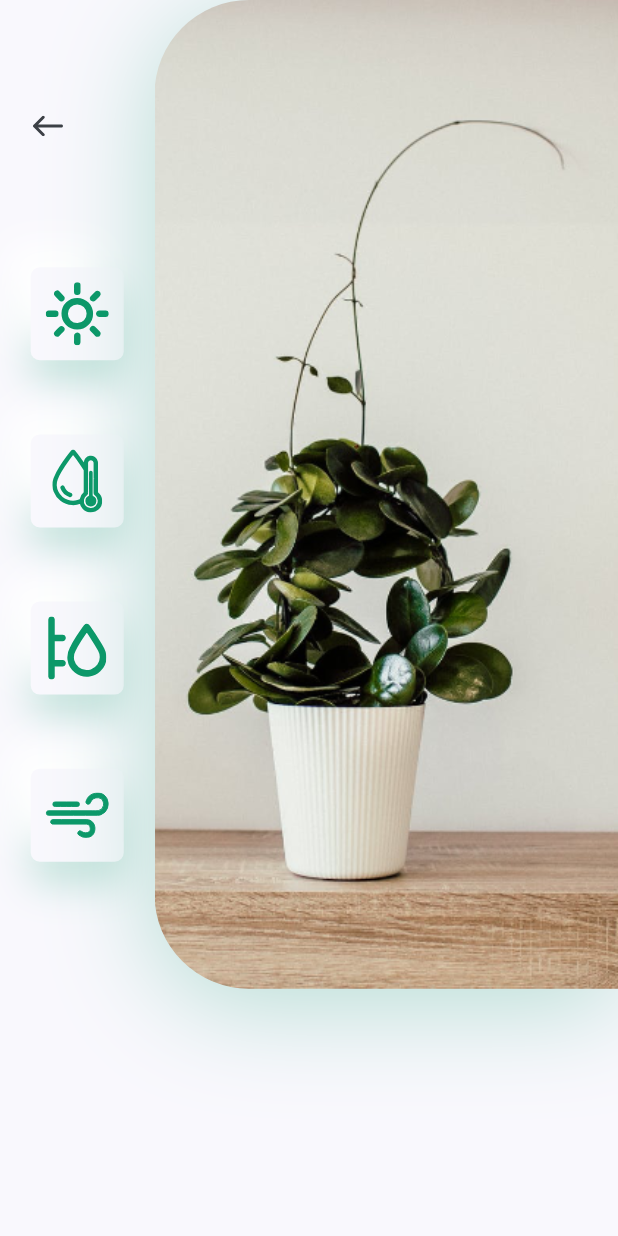
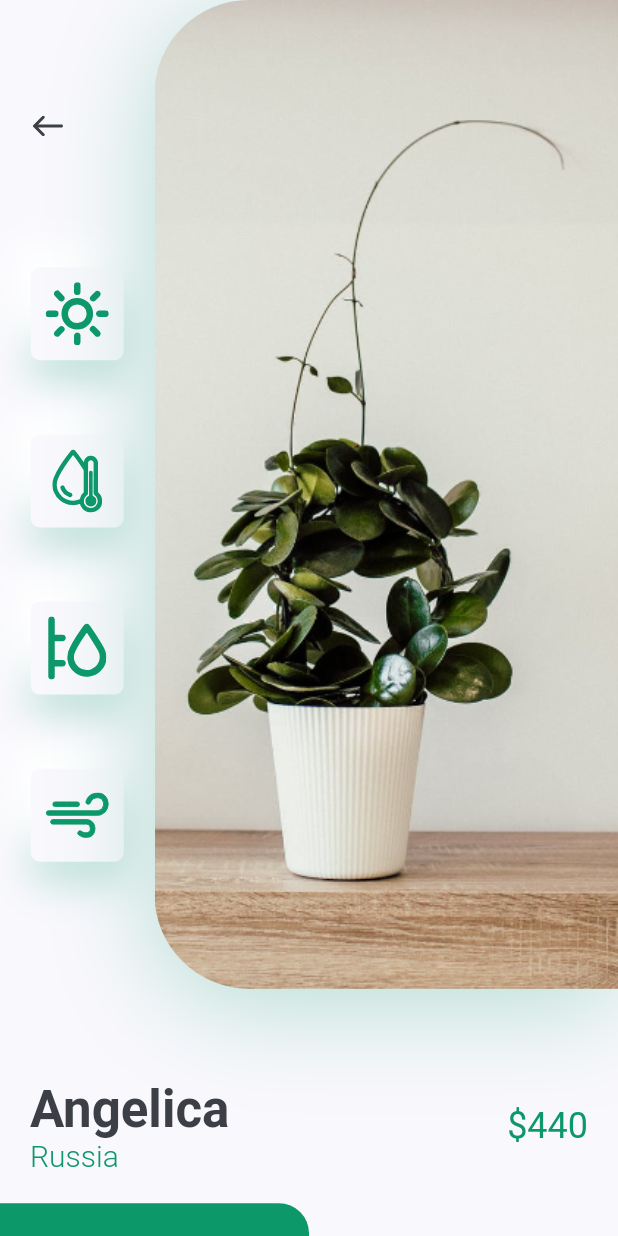
Before and after one commit to javyliu/plant_app, a Flutter app: the DetailsScreen screen opened directly, on a phone screen of 412 x 824 dp. Run offline on Flutter 3.47's test engine with Material 2 defaults, Android fonts, the phone set to English and light mode, and no system bars; our stand-ins replace flutter_svg.

Commit message:
complete detail page

```diff
--- a/lib/screens/details/components/body.dart
+++ b/lib/screens/details/components/body.dart
@@ -3,6 +3,8 @@ import 'package:flutter_svg/flutter_svg.dart';
 import 'package:plant_app/constants.dart';
 
 import 'icon_card.dart';
+import 'image_and_icons.dart';
+import 'title_and_price.dart';
 
 class Body extends StatelessWidget {
   @override
@@ -11,58 +13,43 @@ class Body extends StatelessWidget {
     return SingleChildScrollView(
       child: Column(
         children: <Widget>[
+          ImageAndIcons(size: size),
+          TitleAndPrice(
+            title: "Angelica",
+            country: "Russia",
+            price: 440,
+          ),
           SizedBox(
-            height: size.height * 0.8,
-            child: Row(
+            height: defaultPadding,
+          ),
+          Row(
             children: <Widget>[
-                Expanded(
-                  child: Padding(
-                    padding: const EdgeInsets.symmetric(vertical: defaultPadding * 3),
-                    child: Column(
-                      children: <Widget>[
-                        Align(
-                          alignment: Alignment.topLeft,
-                          child: IconButton(
-                            padding: EdgeInsets.symmetric(horizontal: defaultPadding),
-                            icon: SvgPicture.asset("assets/icons/back_arrow.svg"),
-                            onPressed: () => Navigator.pop(context),
+              SizedBox(
+                width: size.width / 2,
+                height: 84,
+                child: FlatButton(
+                  shape: RoundedRectangleBorder(
+                    borderRadius: BorderRadius.only(
+                      topRight: Radius.circular(20),
                     ),
                   ),
-                        Spacer(),
-                        IconCard(icon: "assets/icons/sun.svg",),
-                        IconCard(icon: "assets/icons/icon_2.svg",),
-                        IconCard(icon: "assets/icons/icon_3.svg",),
-                        IconCard(icon: "assets/icons/icon_4.svg",),
-                      ],
+                  color: primaryColor,
+                  onPressed: () {},
+                  child: Text(
+                    "Buy Now",
+                    style: TextStyle(color: Colors.white, fontSize: 16,),
                   ),
                 ),
               ),
-                Container(
-                  height: size.height * 0.8,
-                  width: size.width * 0.75,
-                  decoration: BoxDecoration(
-                    borderRadius: BorderRadius.only(
-                      topLeft: Radius.circular(63),
-                      bottomLeft: Radius.circular(63),
+              Expanded(
+                child: FlatButton(
+                  onPressed: () => null,
+                  child: Text(
+                    "Description"
                   ),
-                    boxShadow: [
-                      BoxShadow(
-                        offset: Offset(0,10),
-                        blurRadius: 60,
-                        color: primaryColor.withOpacity(0.29),
-
-                      )
-                    ],
-                    image: DecorationImage(
-                      image: AssetImage("assets/images/img.png"),
-                      fit: BoxFit.cover,
-                      alignment: Alignment.centerLeft
-                    )
-
                 ),
               )
             ],
-            ),
           )
         ],
       ),
--- /dev/null
+++ b/lib/screens/details/components/image_and_icons.dart
@@ -0,0 +1,76 @@
+import 'package:flutter/material.dart';
+import 'package:flutter_svg/svg.dart';
+
+import '../../../constants.dart';
+import 'icon_card.dart';
+
+
+
+class ImageAndIcons extends StatelessWidget {
+  const ImageAndIcons({
+    Key key,
+    @required this.size,
+  }) : super(key: key);
+
+  final Size size;
+
+  @override
+  Widget build(BuildContext context) {
+    return Padding(
+      padding: const EdgeInsets.only(bottom: defaultPadding * 3),
+      child: SizedBox(
+        height: size.height * 0.8,
+        child: Row(
+          children: <Widget>[
+            Expanded(
+              child: Padding(
+                padding: const EdgeInsets.symmetric(vertical: defaultPadding * 3),
+                child: Column(
+                  children: <Widget>[
+                    Align(
+                      alignment: Alignment.topLeft,
+                      child: IconButton(
+                        padding: EdgeInsets.symmetric(horizontal: defaultPadding),
+                        icon: SvgPicture.asset("assets/icons/back_arrow.svg"),
+                        onPressed: () => Navigator.pop(context),
+                      ),
+                    ),
+                    Spacer(),
+                    IconCard(icon: "assets/icons/sun.svg",),
+                    IconCard(icon: "assets/icons/icon_2.svg",),
+                    IconCard(icon: "assets/icons/icon_3.svg",),
+                    IconCard(icon: "assets/icons/icon_4.svg",),
+                  ],
+                ),
+              ),
+            ),
+            Container(
+              height: size.height * 0.8,
+              width: size.width * 0.75,
+              decoration: BoxDecoration(
+                  borderRadius: BorderRadius.only(
+                    topLeft: Radius.circular(63),
+                    bottomLeft: Radius.circular(63),
+                  ),
+                  boxShadow: [
+                    BoxShadow(
+                      offset: Offset(0,10),
+                      blurRadius: 60,
+                      color: primaryColor.withOpacity(0.29),
+
+                    )
+                  ],
+                  image: DecorationImage(
+                      image: AssetImage("assets/images/img.png"),
+                      fit: BoxFit.cover,
+                      alignment: Alignment.centerLeft
+                  )
+
+              ),
+            )
+          ],
+        ),
+      ),
+    );
+  }
+}
--- /dev/null
+++ b/lib/screens/details/components/title_and_price.dart
@@ -0,0 +1,49 @@
+import 'package:flutter/material.dart';
+
+import '../../../constants.dart';
+
+class TitleAndPrice extends StatelessWidget {
+  const TitleAndPrice({Key key, this.title, this.country, this.price})
+      : super(key: key);
+
+  final String title, country;
+  final int price;
+
+  @override
+  Widget build(BuildContext context) {
+    return Padding(
+      padding: const EdgeInsets.symmetric(horizontal: defaultPadding),
+      child: Row(
+        children: <Widget>[
+          RichText(
+            text: TextSpan(
+              children: [
+                TextSpan(
+                  text: "$title\n",
+                  style: Theme.of(context)
+                      .textTheme
+                      .headline4
+                      .copyWith(color: textColor, fontWeight: FontWeight.bold),
+                ),
+                TextSpan(
+                  text: country,
+                  style: TextStyle(
+                    fontSize: 20,
+                    color: primaryColor,
+                    fontWeight: FontWeight.w300,
+                  ),
+                ),
+              ],
+            ),
+          ),
+          Spacer(),
+          Text('\$$price',
+              style: Theme.of(context)
+                  .textTheme
+                  .headline5
+                  .copyWith(color: primaryColor)),
+        ],
+      ),
+    );
+  }
+}
```
Lines whose indentation alone changed are shown as unchanged.
